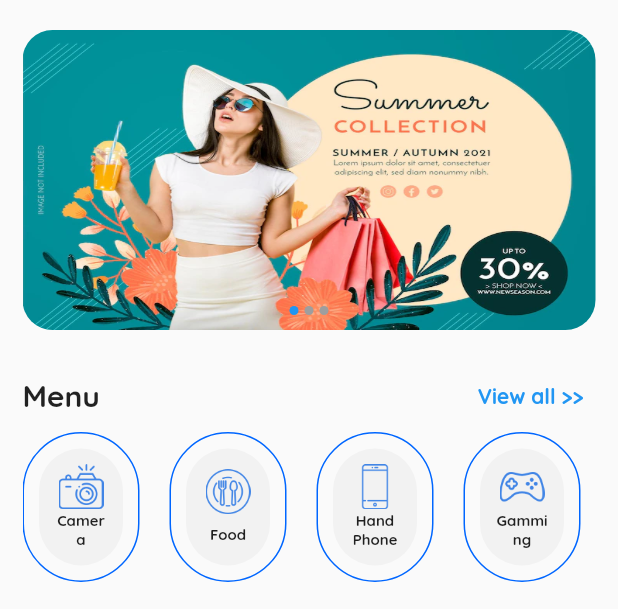
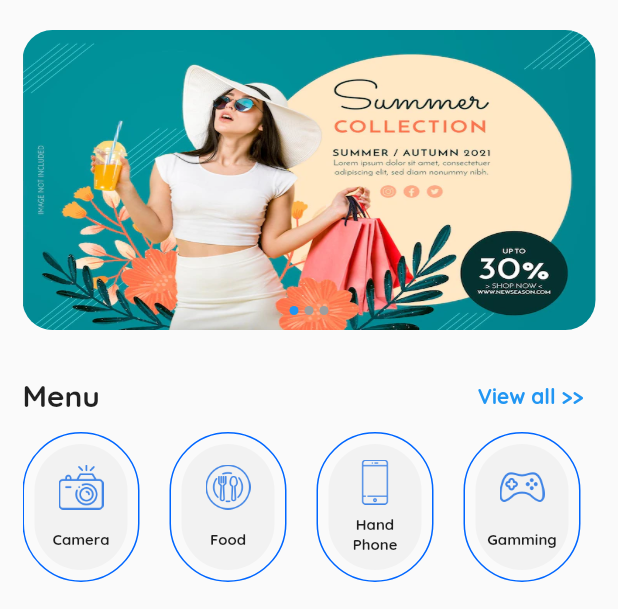
Before and after one commit to devfoyzur17/first_e_commerse_app, a Flutter app: the screen it shows after launch, on a phone screen of 412 x 824 dp, the part 84-693 px from its top. Run offline on Flutter 3.47's test engine with Material 2 defaults, Android fonts, the light colour scheme and no system bars; our stand-ins replace flutter_rating_bar; missing offline and left inert: bottom_bar.

Commit message:
update data

```diff
--- a/lib/Screen/menu_screen.dart
+++ b/lib/Screen/menu_screen.dart
@@ -17,7 +17,7 @@ class MenuScreen extends StatelessWidget {
           iconTheme: IconThemeData(color: Colors.black54),
           title: Center(
               child: Text(
-            "Favorite",
+            "Menu",
             style: TextStyle(color: Colors.black),
           )),
           actions: [
@@ -32,10 +32,10 @@ class MenuScreen extends StatelessWidget {
             padding: EdgeInsets.symmetric(horizontal: 10, vertical: 10),
             itemCount: menuItemData.length,
             gridDelegate: SliverGridDelegateWithFixedCrossAxisCount(
-                mainAxisSpacing: 20,
+                mainAxisSpacing: 15,
                 childAspectRatio: 1 / 1.5,
                 mainAxisExtent: 100,
-                crossAxisSpacing: 20,
+                crossAxisSpacing: 15,
                 crossAxisCount: 4),
             itemBuilder: (context, index) => MenuSingleItem(
                 menuIcon: menuItemData[index].image,
--- a/lib/widget/menu_single_item.dart
+++ b/lib/widget/menu_single_item.dart
@@ -16,12 +16,12 @@ class _MenuSingleItemState extends State<MenuSingleItem> {
   @override
   Widget build(BuildContext context) {
     return Container(
-      padding: EdgeInsets.all(10),
-     // margin: EdgeInsets.only(right: 20),
+      padding: EdgeInsets.all(7),
+
       height: 75,
       width: 78,
       child: Container(
-        padding: EdgeInsets.all(10),
+        padding: EdgeInsets.all(7),
 
         child: Column(
           mainAxisAlignment: MainAxisAlignment.spaceAround,
```
Also changed, not shown: assets/image_icon/menu10.png (added), assets/image_icon/menu11.png (added), assets/image_icon/menu12.png (added), assets/image_icon/menu6.png (added), assets/image_icon/menu7.png (added), assets/image_icon/menu8.png (added), assets/image_icon/menu9.png (added).
